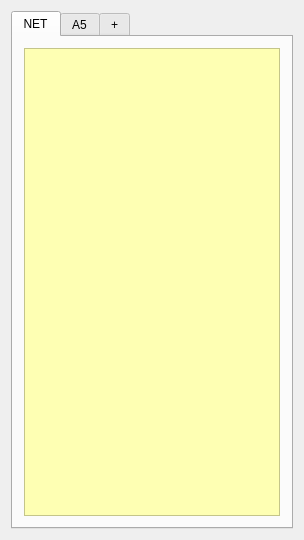
This is widget.ui in rafal-tarnow/TODO as Qt 5 draws it before an edit. The edited form follows.
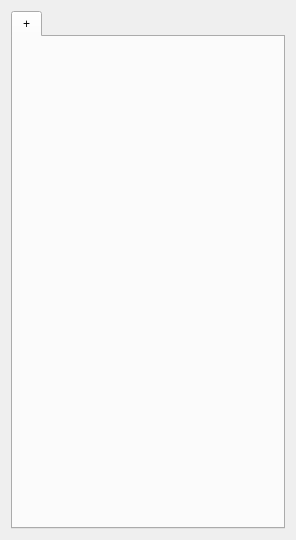
This is the edited form.

Commit message: działa wersja z tabami

The edit to the form file:
```diff
--- a/widget.ui
+++ b/widget.ui
@@ -33,113 +33,6 @@
      <property name="currentIndex">
       <number>0</number>
      </property>
-     <widget class="QWidget" name="tab">
-      <attribute name="title">
-       <string>NET</string>
-      </attribute>
-      <layout class="QGridLayout" name="gridLayout_2">
-       <item row="0" column="0">
-        <widget class="QTextEdit" name="textEdit">
-         <property name="palette">
-          <palette>
-           <active>
-            <colorrole role="Button">
-             <brush brushstyle="SolidPattern">
-              <color alpha="255">
-               <red>254</red>
-               <green>255</green>
-               <blue>179</blue>
-              </color>
-             </brush>
-            </colorrole>
-            <colorrole role="Base">
-             <brush brushstyle="SolidPattern">
-              <color alpha="255">
-               <red>254</red>
-               <green>255</green>
-               <blue>179</blue>
-              </color>
-             </brush>
-            </colorrole>
-            <colorrole role="Window">
-             <brush brushstyle="SolidPattern">
-              <color alpha="255">
-               <red>254</red>
-               <green>255</green>
-               <blue>179</blue>
-              </color>
-             </brush>
-            </colorrole>
-           </active>
-           <inactive>
-            <colorrole role="Button">
-             <brush brushstyle="SolidPattern">
-              <color alpha="255">
-               <red>254</red>
-               <green>255</green>
-               <blue>179</blue>
-              </color>
-             </brush>
-            </colorrole>
-            <colorrole role="Base">
-             <brush brushstyle="SolidPattern">
-              <color alpha="255">
-               <red>254</red>
-               <green>255</green>
-               <blue>179</blue>
-              </color>
-             </brush>
-            </colorrole>
-            <colorrole role="Window">
-             <brush brushstyle="SolidPattern">
-              <color alpha="255">
-               <red>254</red>
-               <green>255</green>
-               <blue>179</blue>
-              </color>
-             </brush>
-            </colorrole>
-           </inactive>
-           <disabled>
-            <colorrole role="Button">
-             <brush brushstyle="SolidPattern">
-              <color alpha="255">
-               <red>254</red>
-               <green>255</green>
-               <blue>179</blue>
-              </color>
-             </brush>
-            </colorrole>
-            <colorrole role="Base">
-             <brush brushstyle="SolidPattern">
-              <color alpha="255">
-               <red>254</red>
-               <green>255</green>
-               <blue>179</blue>
-              </color>
-             </brush>
-            </colorrole>
-            <colorrole role="Window">
-             <brush brushstyle="SolidPattern">
-              <color alpha="255">
-               <red>254</red>
-               <green>255</green>
-               <blue>179</blue>
-              </color>
-             </brush>
-            </colorrole>
-           </disabled>
-          </palette>
-         </property>
-        </widget>
-       </item>
-      </layout>
-     </widget>
-     <widget class="QWidget" name="tab_2">
-      <attribute name="title">
-       <string>A5</string>
-      </attribute>
-     </widget>
      <widget class="QWidget" name="tab_3">
       <attribute name="title">
        <string>+</string>
```
The commit also changes 2 other files.
